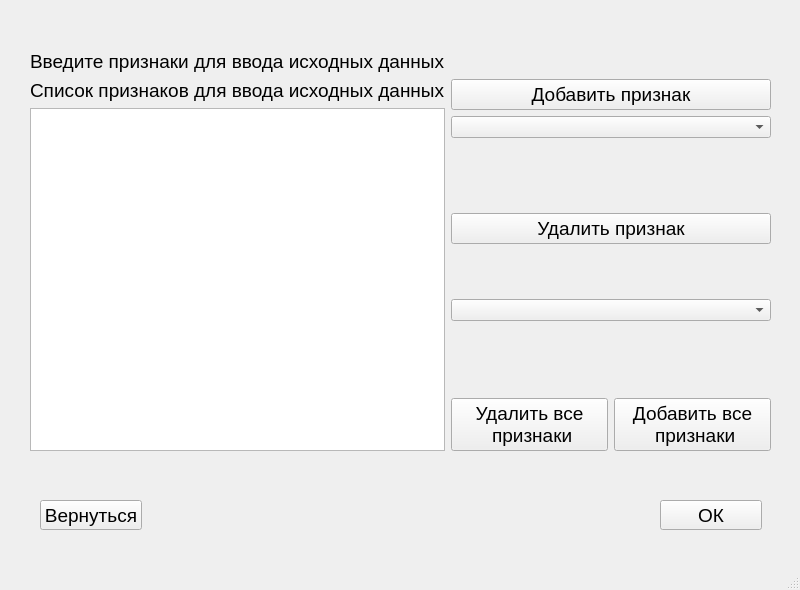
Above: layouts/detectClassInputFeatures.ui from RyndychRD/Classifier before the change. Below: the same form after it.
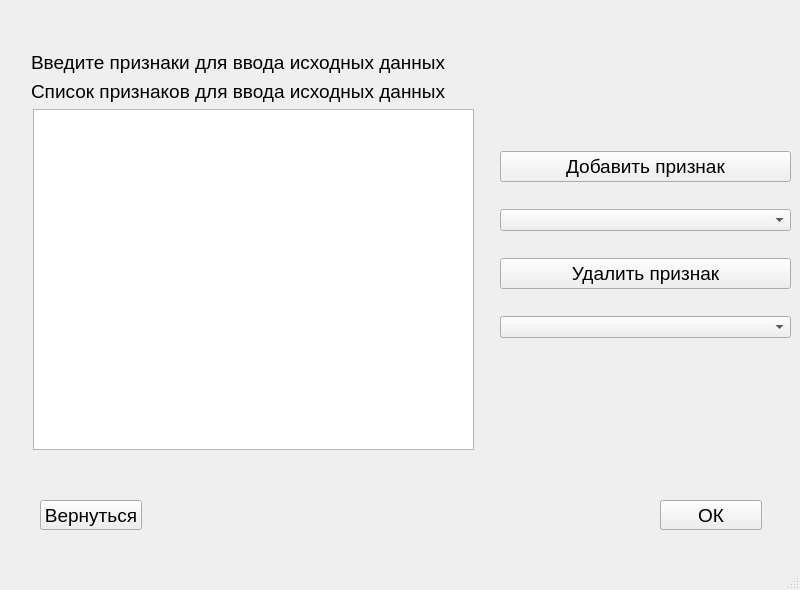
That is the form after the change.

Commit message: detect calss input features

```diff
--- a/layouts/detectClassInputFeatures.ui
+++ b/layouts/detectClassInputFeatures.ui
@@ -62,59 +62,29 @@
      <string>Вернуться</string>
     </property>
    </widget>
-   <widget class="QWidget" name="layoutWidget">
-    <property name="geometry">
-     <rect>
-      <x>30</x>
-      <y>50</y>
-      <width>741</width>
-      <height>401</height>
-     </rect>
-    </property>
-    <layout class="QGridLayout" name="gridLayout">
-     <item row="0" column="0">
-      <widget class="QLabel" name="label_3">
-       <property name="font">
-        <font>
-         <pointsize>14</pointsize>
-        </font>
-       </property>
-       <property name="text">
-        <string>Введите признаки для ввода исходных данных</string>
-       </property>
-      </widget>
-     </item>
-     <item row="1" column="0">
-      <layout class="QHBoxLayout" name="horizontalLayout_2">
-       <item>
-        <layout class="QVBoxLayout" name="verticalLayout_2">
-         <item>
-          <widget class="QLabel" name="label_2">
-           <property name="font">
-            <font>
-             <pointsize>14</pointsize>
-            </font>
-           </property>
-           <property name="text">
-            <string>Список признаков для ввода исходных данных</string>
-           </property>
-          </widget>
-         </item>
-         <item>
           <widget class="QTextEdit" name="text_featuresList_inputFeatures">
+    <property name="geometry">
+     <rect>
+      <x>33</x>
+      <y>109</y>
+      <width>441</width>
+      <height>341</height>
+     </rect>
+    </property>
            <property name="readOnly">
             <bool>true</bool>
            </property>
           </widget>
-         </item>
-        </layout>
-       </item>
-       <item>
-        <layout class="QVBoxLayout" name="verticalLayout_6">
-         <item>
-          <layout class="QVBoxLayout" name="verticalLayout_5">
-           <item>
-            <layout class="QVBoxLayout" name="verticalLayout_3">
+   <widget class="QWidget" name="">
+    <property name="geometry">
+     <rect>
+      <x>500</x>
+      <y>130</y>
+      <width>291</width>
+      <height>231</height>
+     </rect>
+    </property>
+    <layout class="QVBoxLayout" name="verticalLayout">
              <item>
               <widget class="QPushButton" name="button_addFeature_inputFeatures">
                <property name="font">
@@ -130,23 +100,6 @@
              <item>
               <widget class="QComboBox" name="comboBox_addFeature_inputFeatures"/>
              </item>
-            </layout>
-           </item>
-           <item>
-            <layout class="QVBoxLayout" name="verticalLayout_4">
-             <item>
-              <spacer name="horizontalSpacer">
-               <property name="orientation">
-                <enum>Qt::Horizontal</enum>
-               </property>
-               <property name="sizeHint" stdset="0">
-                <size>
-                 <width>40</width>
-                 <height>20</height>
-                </size>
-               </property>
-              </spacer>
-             </item>
              <item>
               <widget class="QPushButton" name="button_deleteFeature_inputFeatures">
                <property name="font">
@@ -163,55 +116,40 @@
               <widget class="QComboBox" name="comboBox_deleteFeature_inputFeatures"/>
              </item>
             </layout>
-           </item>
-          </layout>
-         </item>
-         <item>
-          <spacer name="horizontalSpacer_2">
-           <property name="orientation">
-            <enum>Qt::Horizontal</enum>
-           </property>
-           <property name="sizeHint" stdset="0">
-            <size>
-             <width>40</width>
-             <height>20</height>
-            </size>
-           </property>
-          </spacer>
-         </item>
-         <item>
-          <layout class="QHBoxLayout" name="horizontalLayout">
-           <item>
-            <widget class="QPushButton" name="button_deleteAllFeatures_inputFeatures">
+   </widget>
+   <widget class="QWidget" name="">
+    <property name="geometry">
+     <rect>
+      <x>31</x>
+      <y>51</y>
+      <width>531</width>
+      <height>52</height>
+     </rect>
+    </property>
+    <layout class="QGridLayout" name="gridLayout">
+     <item row="0" column="0">
+      <widget class="QLabel" name="label_3">
              <property name="font">
               <font>
                <pointsize>14</pointsize>
               </font>
              </property>
              <property name="text">
-              <string>Удалить все 
- признаки</string>
+        <string>Введите признаки для ввода исходных данных</string>
              </property>
             </widget>
            </item>
-           <item>
-            <widget class="QPushButton" name="button_addAllFeatures_inputFeatures">
+     <item row="1" column="0">
+      <widget class="QLabel" name="label_2">
              <property name="font">
               <font>
                <pointsize>14</pointsize>
               </font>
              </property>
              <property name="text">
-              <string>Добавить все 
- признаки</string>
-             </property>
-            </widget>
-           </item>
-          </layout>
-         </item>
-        </layout>
-       </item>
-      </layout>
+        <string>Список признаков для ввода исходных данных</string>
+       </property>
+      </widget>
      </item>
     </layout>
    </widget>
```
Lines whose indentation alone changed are shown as unchanged. The commit also changes 17 other files.
